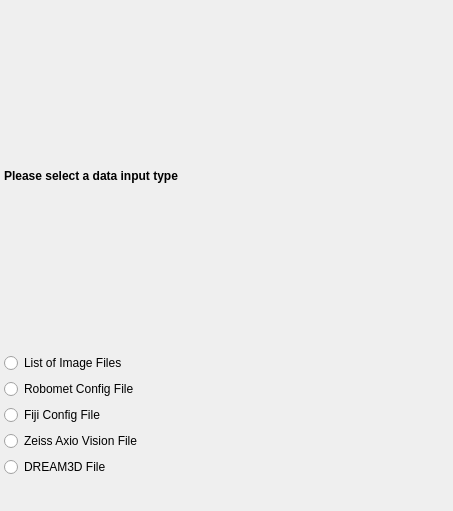
tplatt77/SIMPLVtkLib, file SIMPLVtkLib/Wizards/ImportMontage/UI_Files/FileTypeSelectionPage.ui: the form before one commit.
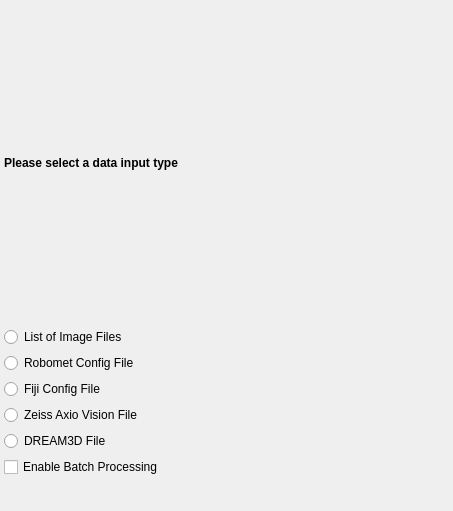
The form after the commit.

Commit message: Initial work on batch processing for montages using Fiji config files

```diff
--- a/SIMPLVtkLib/Wizards/ImportMontage/UI_Files/FileTypeSelectionPage.ui
+++ b/SIMPLVtkLib/Wizards/ImportMontage/UI_Files/FileTypeSelectionPage.ui
@@ -74,6 +74,13 @@
      </property>
     </widget>
    </item>
+   <item>
+    <widget class="QCheckBox" name="batchProcessingCB">
+     <property name="text">
+      <string>Enable Batch Processing</string>
+     </property>
+    </widget>
+   </item>
    <item>
     <spacer name="verticalSpacer">
      <property name="orientation">
```
The commit also changes 13 other files.
